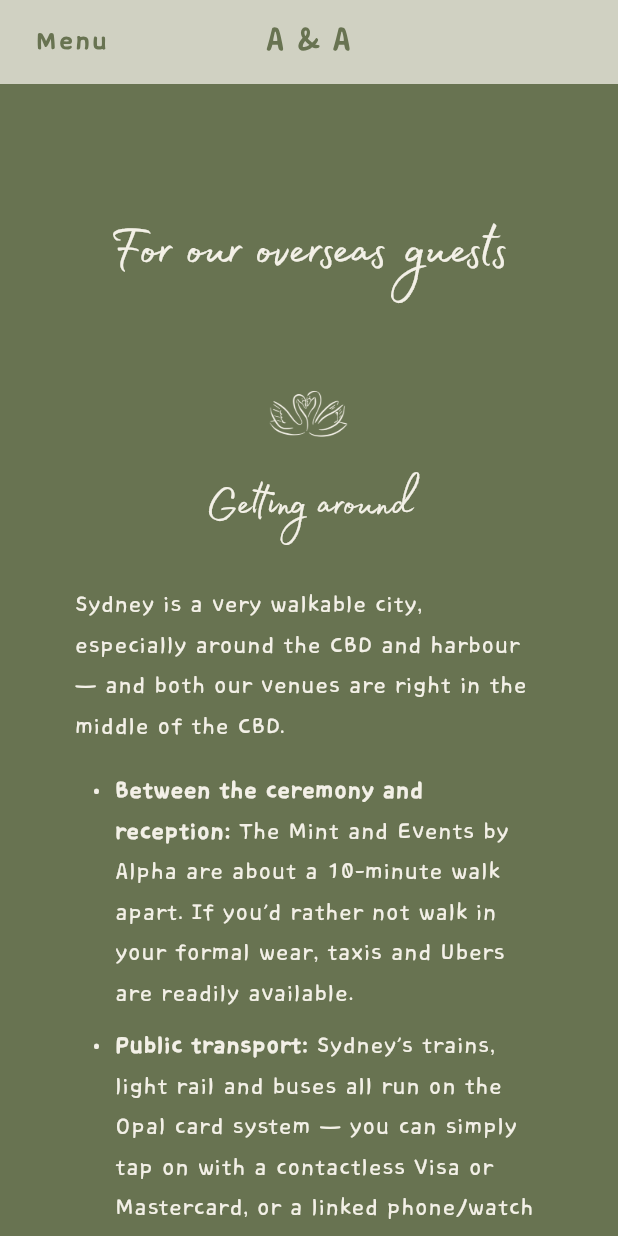
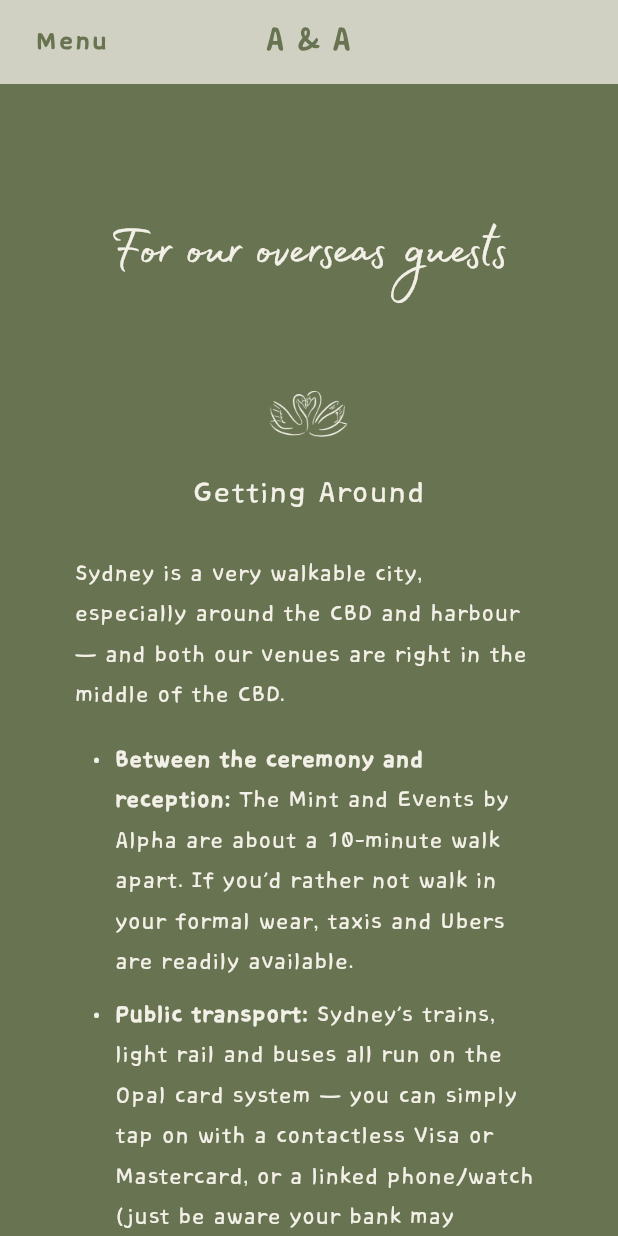
Before and after one commit to wlevina/abiandandy, a Flutter app: the OverseasGuestsScreen screen opened directly, on a phone screen of 412 x 824 dp. Run offline on Flutter 3.47's test engine with Material 3 defaults, Android fonts, the phone set to English and light mode, and no system bars; network calls fail.

Commit message:
Open map/external links in same tab on mobile web, tweak overseas guests styling
Popup windows opened by launchUrl on mobile browsers often get
silently blocked or open behind the app, so navigate in the same tab
there instead. Also shrink the overseas guests headings, switch to
the CoreBandiFace font, and fix heading capitalization.

Co-Authored-By: Claude Sonnet 5 <noreply@anthropic.com>

```diff
--- a/lib/widgets/breakpoints.dart
+++ b/lib/widgets/breakpoints.dart
@@ -1,3 +1,5 @@
+import 'package:flutter/foundation.dart'
+    show TargetPlatform, defaultTargetPlatform, kIsWeb;
 import 'package:flutter/material.dart';
 
 // Every screen used to switch its layout structure (row vs. column, drawer
@@ -12,3 +14,12 @@ bool isMobileWidth(BuildContext context) =>
 
 bool isDesktopWidth(BuildContext context) =>
     MediaQuery.of(context).size.width >= mobileBreakpoint;
+
+// True when running in a mobile browser (as opposed to a desktop browser or
+// a narrow desktop window). Flutter web infers this from the user agent, so
+// unlike isMobileWidth it doesn't need a BuildContext and isn't affected by
+// window resizing.
+bool get isMobileBrowser =>
+    kIsWeb &&
+    (defaultTargetPlatform == TargetPlatform.iOS ||
+        defaultTargetPlatform == TargetPlatform.android);
--- a/lib/widgets/ceremony.dart
+++ b/lib/widgets/ceremony.dart
@@ -15,7 +15,11 @@ class Ceremony extends StatelessWidget {
 
   Future<void> _launchMaps() async {
     final uri = Uri.parse(googleMapsUrl);
-    await launchUrl(uri, mode: LaunchMode.externalApplication);
+    await launchUrl(
+      uri,
+      mode: LaunchMode.externalApplication,
+      webOnlyWindowName: isMobileBrowser ? '_self' : null,
+    );
   }
 
   Widget _ceremony(BuildContext context) {
--- a/lib/widgets/overseas_guests.dart
+++ b/lib/widgets/overseas_guests.dart
@@ -63,8 +63,11 @@ class OverseasGuests extends StatelessWidget {
           text: match.value,
           style: const TextStyle(decoration: TextDecoration.underline),
           recognizer: TapGestureRecognizer()
-            ..onTap = () => launchUrl(Uri.parse(linkUrl),
-                mode: LaunchMode.externalApplication),
+            ..onTap = () => launchUrl(
+                  Uri.parse(linkUrl),
+                  mode: LaunchMode.externalApplication,
+                  webOnlyWindowName: isMobileBrowser ? '_self' : null,
+                ),
         ));
         cursor = match.key + match.value.length;
       }
@@ -122,7 +125,7 @@ class OverseasGuests extends StatelessWidget {
     required List<Widget> content,
   }) {
     double screenWidth = MediaQuery.of(context).size.width;
-    double headingSize = screenWidth > 975 ? 45.0 : 36.0;
+    double headingSize = screenWidth > 975 ? 30.0 : 24.0;
     double iconHeight = screenWidth > 975 ? 110.0 : 50.0;
 
     return Column(
@@ -140,7 +143,7 @@ class OverseasGuests extends StatelessWidget {
           child: Text(
             heading,
             style: TextStyle(
-              fontFamily: 'Madelyn',
+              fontFamily: 'CoreBandiFace',
               fontSize: headingSize,
               color: creamColor,
             ),
@@ -302,7 +305,7 @@ class OverseasGuests extends StatelessWidget {
     final gettingAround = _infoColumn(
       context,
       iconAsset: 'assets/images/icon_swans.png',
-      heading: 'Getting around',
+      heading: 'Getting Around',
       content: [
         Column(
           crossAxisAlignment: CrossAxisAlignment.stretch,
@@ -340,7 +343,7 @@ class OverseasGuests extends StatelessWidget {
     final thingsToDo = _infoColumn(
       context,
       iconAsset: 'assets/images/icon_cocktail.png',
-      heading: 'Things to do',
+      heading: 'Things To Do',
       content: [_thingsToDoContent(fontSize)],
     );
 
--- a/lib/widgets/reception.dart
+++ b/lib/widgets/reception.dart
@@ -15,7 +15,11 @@ class Reception extends StatelessWidget {
 
   Future<void> _launchMaps() async {
     final uri = Uri.parse(googleMapsUrl);
-    await launchUrl(uri, mode: LaunchMode.externalApplication);
+    await launchUrl(
+      uri,
+      mode: LaunchMode.externalApplication,
+      webOnlyWindowName: isMobileBrowser ? '_self' : null,
+    );
   }
 
   Widget _reception(BuildContext context) {
```
